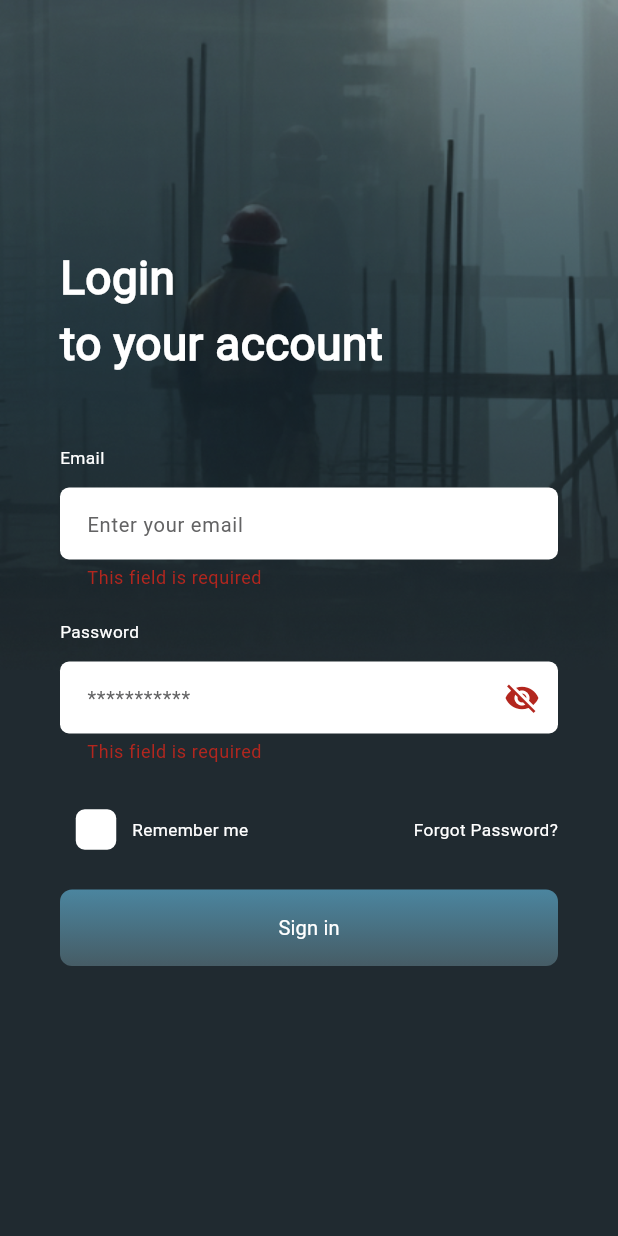
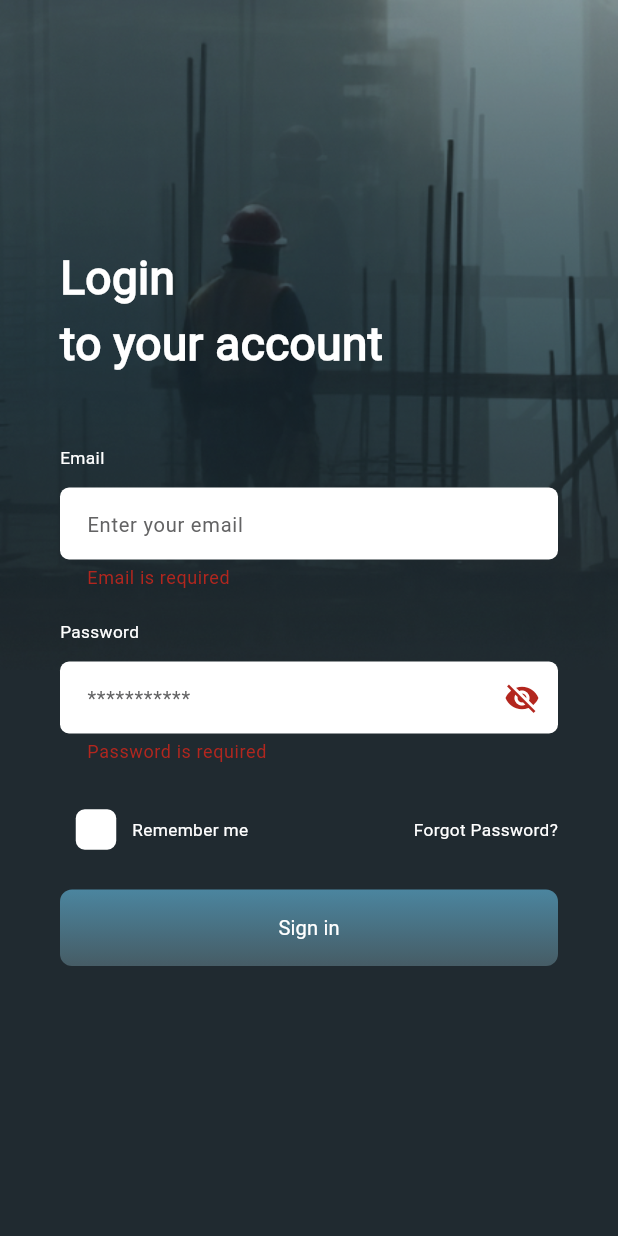
Before and after one commit to ahmed-shorbagy/Auth_API_test, a Flutter app: the screen it shows after launch, after a tap on "Sign in", on a phone screen of 412 x 824 dp. Run offline on Flutter 3.47's test engine with Material 3 defaults, Android fonts, the phone set to English and light mode, and no system bars; our stand-ins replace dartz, flutter_screenutil, flutter_secure_storage, flutter_svg, get; accounts and stored records are empty.

Commit message:
Fix Typo and Enhance Form Validation in Auth Module
Corrected a typo in the class name from `CustomTextFeild` to `CustomTextField` and integrated a validator function into the custom text field widget to enforce input validation. Updated the `LoginForm` widget to utilize these new validation methods, ensuring that email and password fields adhere to specific criteria. Introduced a new `Validator` class in the `core/utils` directory to centralize and simplify validation logic, promoting reusability and maintainability across the application.

```diff
--- a/lib/app/modules/auth/views/widgets/custom_text_feild.dart
+++ b/lib/app/modules/auth/views/widgets/custom_text_feild.dart
@@ -1,8 +1,8 @@
 import 'package:auth_api/core/utils/app_styles.dart';
 import 'package:flutter/material.dart';
 
-class CustomTextFeild extends StatelessWidget {
-  const CustomTextFeild({
+class CustomTextField extends StatelessWidget {
+  const CustomTextField({
     super.key,
     required this.hintText,
     this.suffixicon,
@@ -10,12 +10,15 @@ class CustomTextFeild extends StatelessWidget {
     this.isobsecure,
     required this.fillColor,
     required this.controller,
+    required this.validator, // Add validator here
   });
   final String hintText;
   final Widget? suffixicon, prefixicon;
   final bool? isobsecure;
   final Color fillColor;
   final TextEditingController controller;
+  final String? Function(String?) validator; // Validator function
+
   @override
   Widget build(BuildContext context) {
     return Column(
@@ -23,12 +26,7 @@ class CustomTextFeild extends StatelessWidget {
       children: [
         TextFormField(
           controller: controller,
-            validator: (value) {
-              if (value == null || value.isEmpty) {
-                return 'This field is required';
-              }
-              return null;
-            },
+          validator: validator,
           obscureText: isobsecure ?? false,
           decoration: InputDecoration(
             suffixIcon: suffixicon,
@@ -44,7 +42,8 @@ class CustomTextFeild extends StatelessWidget {
               borderSide: BorderSide.none,
               borderRadius: BorderRadius.circular(6),
             ),
-            ))
+          ),
+        ),
       ],
     );
   }
--- a/lib/app/modules/auth/views/widgets/login_form.dart
+++ b/lib/app/modules/auth/views/widgets/login_form.dart
@@ -5,13 +5,12 @@ import 'package:auth_api/app/modules/auth/views/widgets/custom_text_feild.dart';
 import 'package:auth_api/app/modules/auth/views/widgets/custome_button.dart';
 import 'package:auth_api/app/modules/auth/views/widgets/login_options.dart';
 import 'package:auth_api/core/utils/app_styles.dart';
+import 'package:auth_api/core/utils/validator.dart';
 import 'package:flutter/material.dart';
 import 'package:get/get.dart';
 
 class LoginForm extends StatefulWidget {
-  const LoginForm({
-    super.key,
-  });
+  const LoginForm({super.key});
 
   @override
   State<LoginForm> createState() => _LoginFormState();
@@ -44,8 +43,10 @@ class _LoginFormState extends State<LoginForm> {
   Widget build(BuildContext context) {
     Get.put(BaseApiService());
     Get.put(UserService());
+
     return Form(
       key: formKey,
+      autovalidateMode: autovalidateMode, // Enable auto validation
       child: Column(
         crossAxisAlignment: CrossAxisAlignment.stretch,
         children: [
@@ -55,10 +56,11 @@ class _LoginFormState extends State<LoginForm> {
           ),
           Padding(
             padding: const EdgeInsets.only(top: 12.0),
-            child: CustomTextFeild(
+            child: CustomTextField(
               controller: emailController,
               fillColor: Colors.white,
               hintText: "Enter your email",
+              validator: Validator.emailValidator, // Use Validator class
             ),
           ),
           const SizedBox(
@@ -70,7 +72,7 @@ class _LoginFormState extends State<LoginForm> {
           ),
           Padding(
             padding: const EdgeInsets.only(top: 12.0),
-            child: CustomTextFeild(
+            child: CustomTextField(
               controller: passwordController,
               fillColor: Colors.white,
               hintText: "***********",
@@ -85,6 +87,7 @@ class _LoginFormState extends State<LoginForm> {
                     : const Icon(Icons.visibility),
               ),
               isobsecure: isobsecure,
+              validator: Validator.passwordValidator, // Use Validator class
             ),
           ),
           const SizedBox(
--- /dev/null
+++ b/lib/core/utils/validator.dart
@@ -0,0 +1,29 @@
+class Validator {
+  static String? emailValidator(String? value) {
+    if (value == null || value.isEmpty) {
+      return 'Email is required';
+    } else if (!RegExp(
+            r"^[a-zA-Z0-9.a-zA-Z0-9.!#$%&'*+/=?^_`{|}~-]+@[a-zA-Z0-9]+\.[a-zA-Z]+")
+        .hasMatch(value)) {
+      return 'Enter a valid email address';
+    }
+    return null;
+  }
+
+  static String? passwordValidator(String? value) {
+    if (value == null || value.isEmpty) {
+      return 'Password is required';
+    } else if (value.length < 6) {
+      return 'Password must be at least 6 characters long';
+      // } else if (!RegExp(r'^(?=.*?[A-Z])').hasMatch(value)) {
+      //   return 'Password must contain at least one uppercase letter';
+      // } else if (!RegExp(r'^(?=.*?[a-z])').hasMatch(value)) {
+      //   return 'Password must contain at least one lowercase letter';
+    } else if (!RegExp(r'^(?=.*?[0-9])').hasMatch(value)) {
+      return 'Password must contain at least one number';
+      // } else if (!RegExp(r'^(?=.*?[!@#\$&*~])').hasMatch(value)) {
+      //   return 'Password must contain at least one special character';
+    }
+    return null;
+  }
+}
```
Lines whose indentation alone changed are shown as unchanged.
